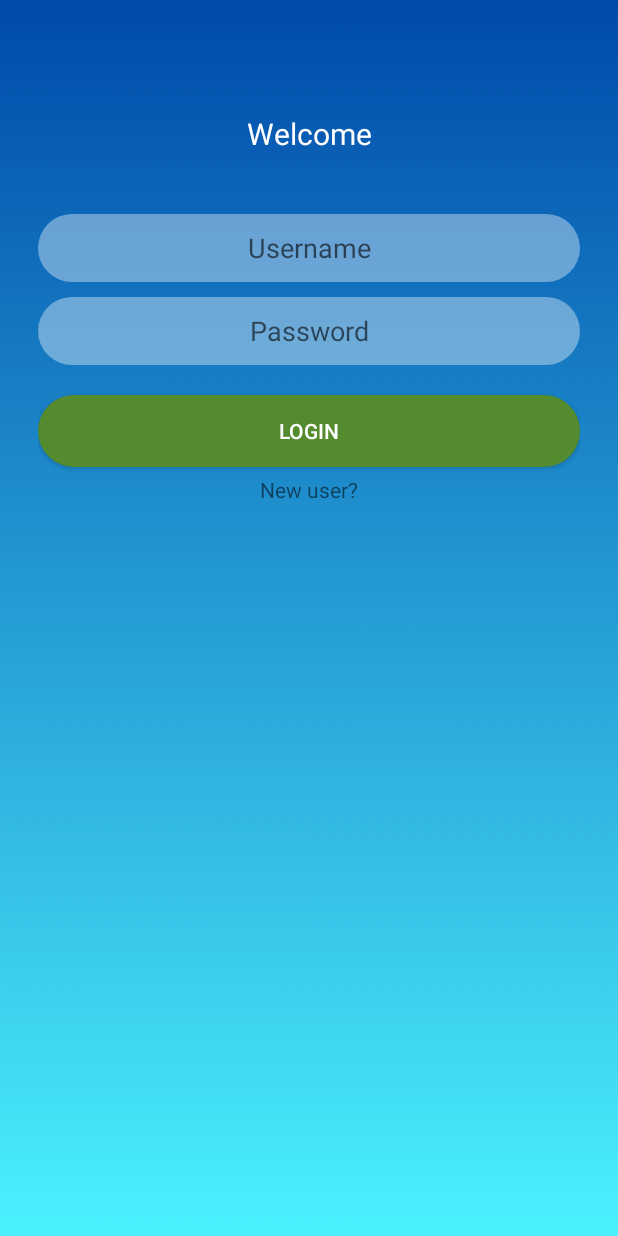
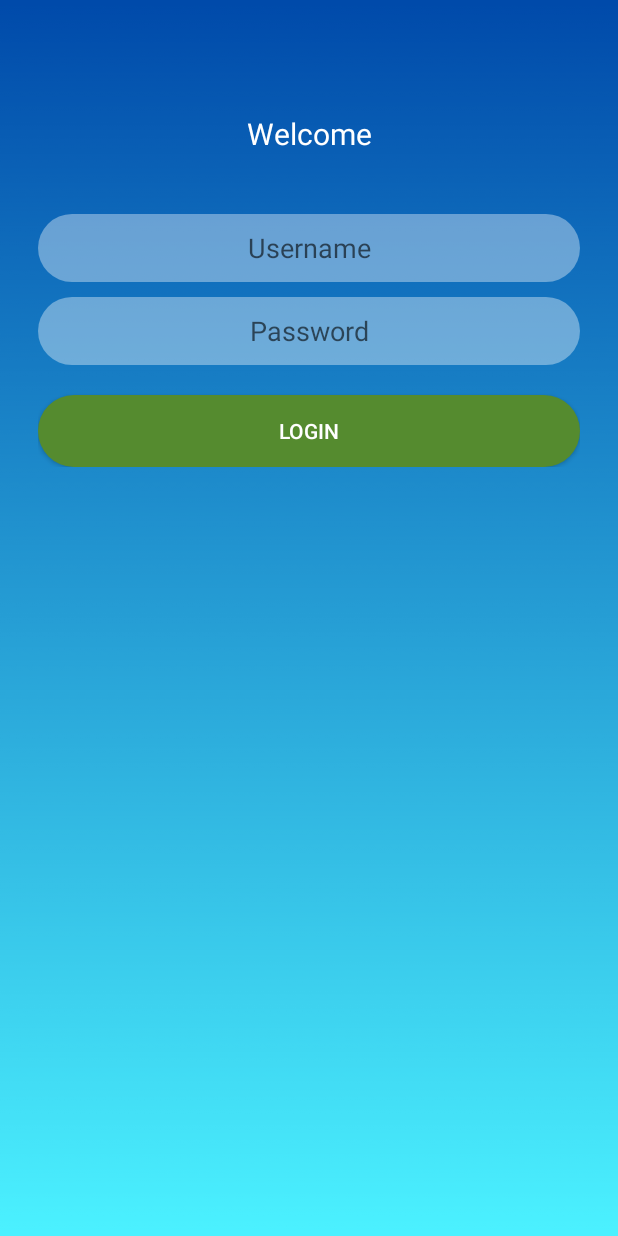
Before and after one commit to AvaniZeal/Horticulture, an Android app: the Login screen opened directly, with no data from a screen before it, on a phone screen of 412 x 824 dp. Run offline under Robolectric (Android 15) with nearby library versions, the phone set to English and light mode, and no system bars; 3 statements that could not run were skipped.

Commit message:
login tv removed

```diff
--- a/app/src/main/res/layout/activity_login.xml
+++ b/app/src/main/res/layout/activity_login.xml
@@ -58,13 +58,13 @@
             android:text="Login"
             android:textColor="#ffffff" />
 
-        <TextView
+       <!-- <TextView
             android:id="@+id/newuser"
             android:paddingTop="5dp"
             android:layout_gravity="center"
             android:layout_width="wrap_content"
             android:layout_height="wrap_content"
-            android:text="New user?" />
+            android:text="New user?" />-->
 
 
 
```
Also changed, not shown: 2 other files.
